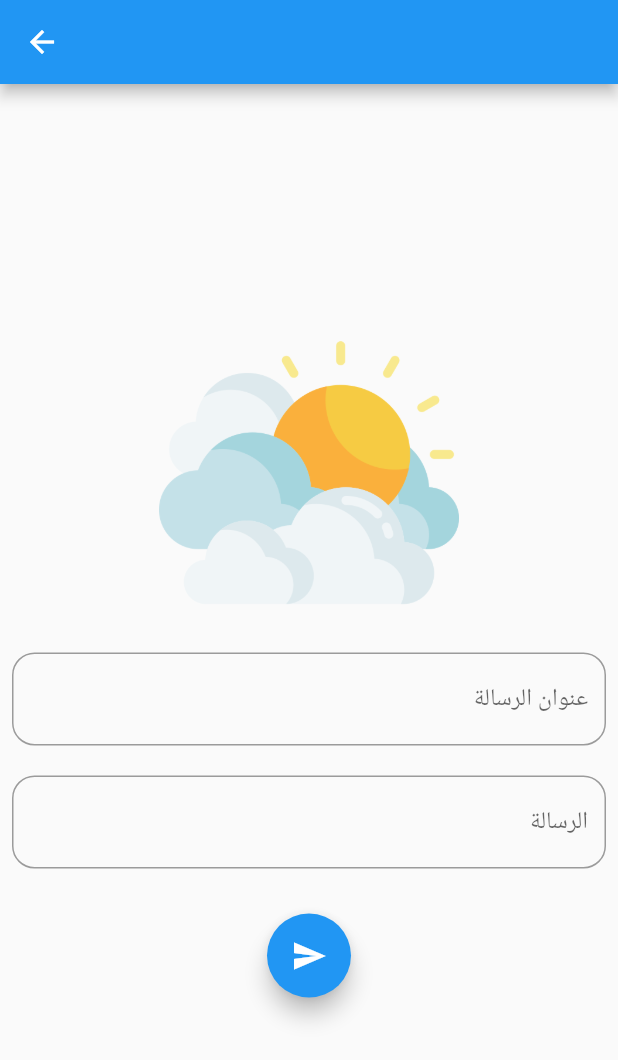
After one commit to ayatmuhammed/weather_app, a Flutter app: the SendNotification screen opened directly, after a tap on the "send" icon, on a phone screen of 412 x 824 dp. The commit adds this screen. Shown: the top 1060 px of the screen. Run offline on Flutter 3.47's test engine with Material 2 defaults, Android fonts, the phone set to English and light mode, and no system bars; our stand-ins replace cached_network_image, cloud_firestore, firebase_messaging, google_fonts, shared_preferences, video_player and 1 more; missing offline and left inert: firebase_admob, translator; accounts and stored records are empty; network calls fail; statements that could not run were skipped.

Commit message:
admobAds & Notification

```diff
--- a/lib/Notification.dart
+++ b/lib/Notification.dart
@@ -20,4 +20,7 @@ class PushNotificationService {
       },
     );
   }
+  topic(){
+    _fcm.subscribeToTopic('user');
+  }
 }
--- a/lib/main.dart
+++ b/lib/main.dart
@@ -2,7 +2,11 @@ import 'package:flutter/material.dart';
 import 'package:weatherapp/ui/adsClass.dart';
 import 'package:weatherapp/ui/splashScreen.dart';
 import 'package:firebase_admob/firebase_admob.dart';
+
+import 'Notification.dart';
 void main()async{
+  PushNotificationService().initialise();
+  PushNotificationService().topic();
   return runApp(MaterialApp(
   home:SplashScreen(),
 )
--- /dev/null
+++ b/lib/ui/Admin/sendNotification.dart
@@ -0,0 +1,84 @@
+import 'dart:convert';
+
+import 'package:flutter/material.dart';
+import 'package:http/http.dart' as http;
+
+class SendNotification extends StatefulWidget {
+  @override
+  _SendNotificationState createState() => _SendNotificationState();
+}
+
+class _SendNotificationState extends State<SendNotification> {
+  TextEditingController title=new TextEditingController(),msg=new TextEditingController();
+
+  final String servertoken='AAAAOsLo7RQ:APA91bFeop-GFwLuT-sU5YzFuKsk-g-8p0kwaLTWkvSdUds6e1Td-Rq9Yv1xCMhtdOYiJ525c71olMwC66OE2mcTkWnNUDnDfrxBgzqdEEm3ahxjYq-ENT511-4a7HLRajdXmK6Kd8ZL';
+  @override
+  Widget build(BuildContext context) {
+    return Scaffold(
+        appBar: AppBar(),
+        body: Padding(
+          padding: const EdgeInsets.all(8.0),
+          child: Column(
+            mainAxisAlignment: MainAxisAlignment.center,
+            children: [
+              Image.asset(
+                'images/cloud.png',
+                width:200.0,
+                height: 200.0,
+              ),
+              SizedBox(height: 20,),
+              TextField(
+                textAlign: TextAlign.right,
+                controller: title,
+                decoration: InputDecoration(
+                  hintText: 'عنوان الرسالة',
+                    border: OutlineInputBorder(
+                        borderRadius: BorderRadius.circular(15)
+                    )
+                ),
+              ),
+          SizedBox(height: 20,),
+          TextField(
+            textAlign: TextAlign.right,
+            controller: msg,
+            decoration: InputDecoration(
+              hintText: ' الرسالة',
+              border: OutlineInputBorder(
+                borderRadius: BorderRadius.circular(15)
+              )
+            ),),
+              SizedBox(height: 30,),
+              FloatingActionButton(
+                  onPressed: (){
+                if(title.text.isNotEmpty&&msg.text.isNotEmpty)
+                  sendNotificationToUser(
+                  title: title.text,
+                   body: msg.text
+                  ).then((value) => Navigator.pop(context));
+              }, child:Icon(Icons.send),)
+            ],
+          ),
+        ));
+  }
+  Future<void> sendNotificationToUser({String title, String body}) async {
+      await http.post(
+        'https://fcm.googleapis.com/fcm/send',
+        headers: <String, String>{
+          'Content-Type': 'application/json',
+          'Authorization': 'key=$servertoken',
+        },
+        body: jsonEncode(
+          <String, dynamic>{
+            'notification': <String, dynamic>{'body': body, 'title': title},
+            'priority': 'high',
+            'data': <String, dynamic>{
+              'click_action': 'FLUTTER_NOTIFICATION_CLICK',
+            },
+            "to": "/topics/user"
+      },
+        ),
+      );
+
+  }
+
+}
--- a/lib/ui/splashScreen.dart
+++ b/lib/ui/splashScreen.dart
@@ -11,7 +11,6 @@ class _SplashScreenState extends State<SplashScreen> {
   @override
   void initState(){
     super.initState();
-    PushNotificationService().initialise();
     Timer(
         Duration(seconds:3),
             ()=>Navigator.of(context).pushReplacement(MaterialPageRoute(
```
Also changed, not shown: lib/ui/Admin/AddJok.dart (+10 -0 lines).
